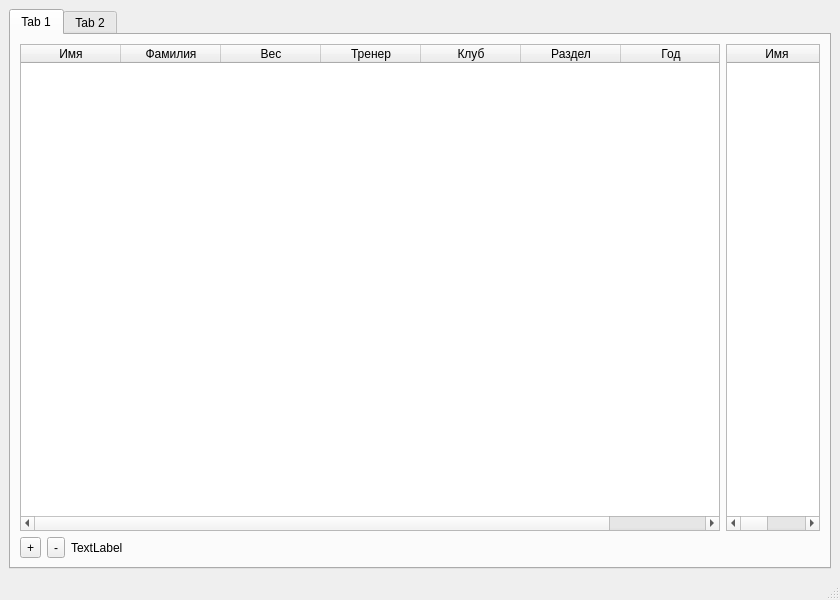
Qt form mainform.ui (wanderersds/pyBox) before a commit.
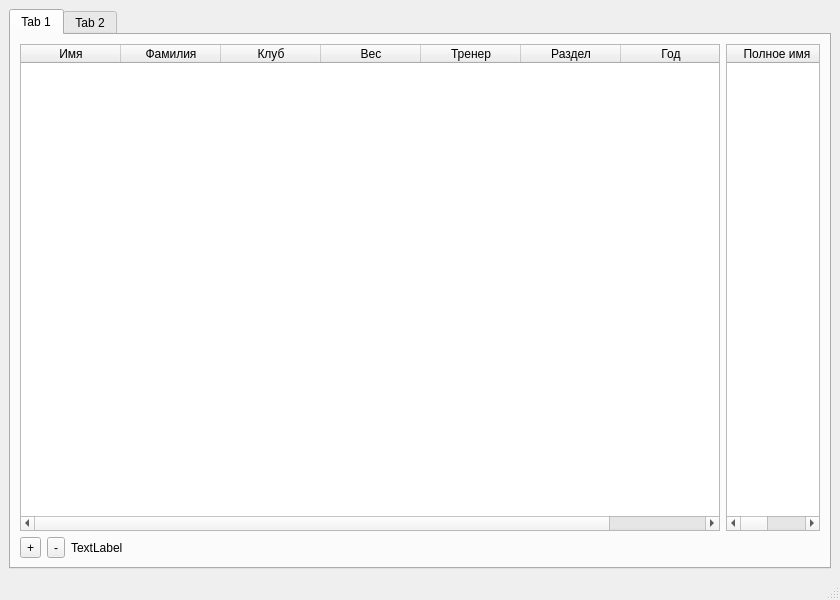
The same form after that commit.

What changed in the file:
```diff
--- a/mainform.ui
+++ b/mainform.ui
@@ -50,6 +50,11 @@
                 <string>Фамилия</string>
                </property>
               </column>
+              <column>
+               <property name="text">
+                <string>Клуб</string>
+               </property>
+              </column>
               <column>
                <property name="text">
                 <string>Вес</string>
@@ -60,11 +65,6 @@
                 <string>Тренер</string>
                </property>
               </column>
-              <column>
-               <property name="text">
-                <string>Клуб</string>
-               </property>
-              </column>
               <column>
                <property name="text">
                 <string>Раздел</string>
@@ -84,7 +84,7 @@
               </property>
               <column>
                <property name="text">
-                <string>Имя</string>
+                <string>Полное имя</string>
                </property>
               </column>
               <column>
@@ -94,7 +94,7 @@
               </column>
               <column>
                <property name="text">
-                <string>Имя</string>
+                <string>Полное имя</string>
                </property>
               </column>
               <column>
```
Left out of the diff: 2 changed lines with no effect on the pictures.
